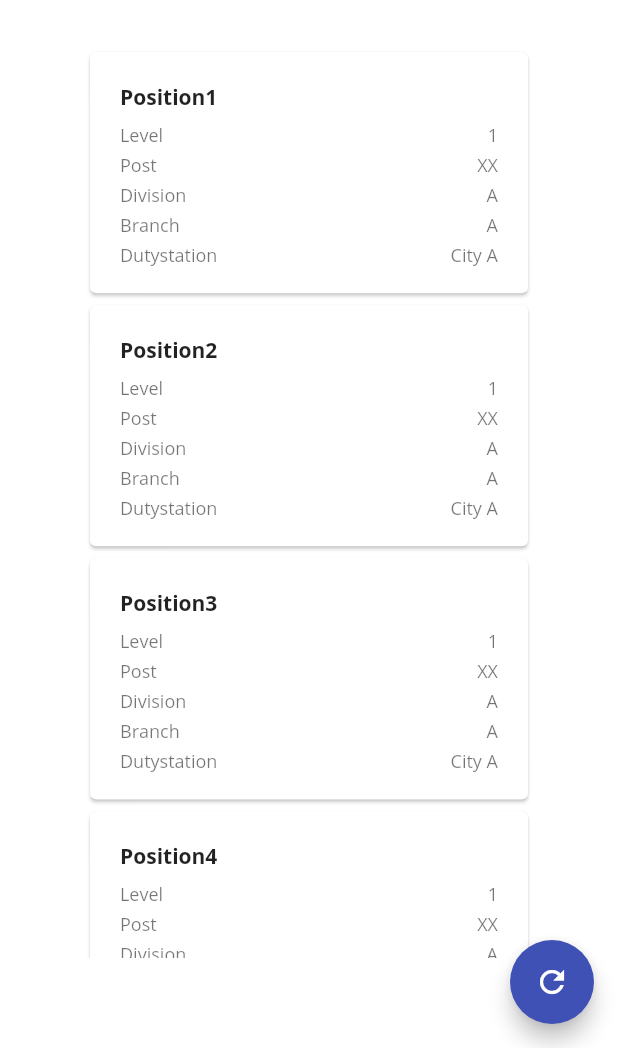
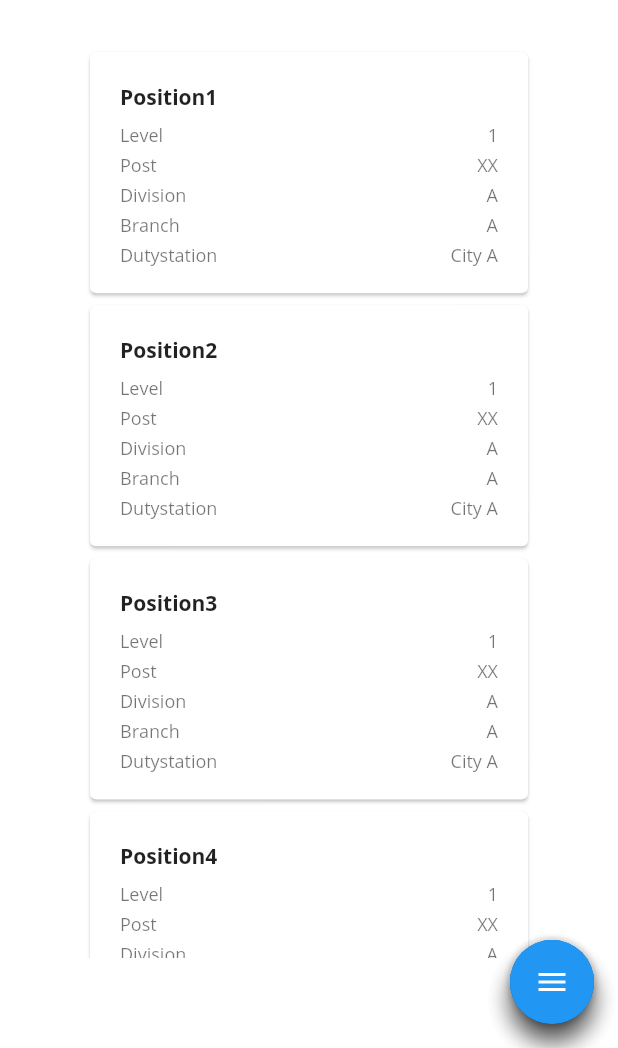
Before and after one commit to Ohgyuchan/famtopia, a Flutter app: the LayoutTemplate screen opened directly, on a phone screen of 412 x 824 dp, the part 188-1236 px from its top. Run offline on Flutter 3.47's test engine with Material 2 defaults, Android fonts, the phone set to English and light mode, and no system bars; our stand-ins replace cloud_firestore, firebase_auth, firebase_core, get_it, google_sign_in, responsive_builder; accounts and stored records are empty.

Commit message:
expanded floating button

```diff
--- a/lib/screens/layout_template/layout_template.dart
+++ b/lib/screens/layout_template/layout_template.dart
@@ -10,10 +10,14 @@ import 'package:hr_relocation/widgets/navigation_bar/navigation_bar.dart';
 import 'package:hr_relocation/widgets/navigation_drawer/navigation_drawer.dart';
 import 'package:responsive_builder/responsive_builder.dart';
 
-class LayoutTemplate extends StatelessWidget {
+class LayoutTemplate extends StatefulWidget {
   LayoutTemplate({Key? key}) : super(key: key);
 
+  @override
+  _LayoutTemplateState createState() => _LayoutTemplateState();
+}
 
+class _LayoutTemplateState extends State<LayoutTemplate> with SingleTickerProviderStateMixin{
   Query query = FirebaseFirestore.instance.collection('posts');
 
   refreshPosts() async {
@@ -41,6 +45,95 @@ class LayoutTemplate extends StatelessWidget {
     });
   }
 
+  bool isOpened = false;
+
+  late AnimationController _animationController;
+
+  late Animation<Color?> _buttonColor;
+
+  late Animation<double> _animationIcon;
+
+  late Animation<double> _translateButton;
+
+  Curve _curve = Curves.easeOut;
+
+  double _fabHeight=56.0;
+
+  @override
+  void initState (){
+    _animationController = AnimationController(
+      vsync: this,
+      duration: Duration(milliseconds: 500))
+    ..addListener(() {
+      setState((){});
+    });
+
+    _animationIcon = Tween<double>(
+      begin:0.0,
+      end:1.0
+      ).animate(_animationController);
+
+    _buttonColor = ColorTween(
+      begin:Colors.blue,
+      end:Colors.red
+      ).animate(CurvedAnimation(
+        parent:_animationController,
+        curve:Interval( 0.00,1.00,curve:Curves.linear)));
+    _translateButton = Tween<double> (
+      begin:_fabHeight,
+      end: -14.0
+      ).animate(CurvedAnimation(
+        parent: _animationController,
+        curve:Interval( 0.0,0.75,curve:_curve)));
+    super.initState();
+  }
+
+  @override
+  void dispose(){
+    _animationController.dispose();
+    super.dispose();
+  }
+
+//Widgets
+Widget buttonAdd(){
+  return Container(child:FloatingActionButton(onPressed: (){ },
+  tooltip: "Add",
+  child:Icon(Icons.add),
+  ),);
+}
+
+Widget buttonEdit(){
+  return Container(child:FloatingActionButton(onPressed: (){ },
+  tooltip: "Edit",
+  child:Icon(Icons.edit),
+  ),);
+}
+
+Widget buttonDelete(){
+  return Container(child:FloatingActionButton(onPressed: (){ },
+  tooltip: "Delete",
+  child:Icon(Icons.delete),
+  ),);
+}
+
+Widget buttonToggle(){
+  return Container(child:FloatingActionButton(
+  backgroundColor: _buttonColor.value,
+  onPressed: animate,
+  tooltip: "Toggle",
+  child:AnimatedIcon(icon:AnimatedIcons.menu_close,progress: _animationIcon,),
+  ),);
+}
+
+animate(){
+  if(!isOpened)
+  _animationController.forward();
+  else
+  _animationController.reverse();
+  isOpened = !isOpened;
+}
+
+
   @override
   Widget build(BuildContext context) {
     return ResponsiveBuilder(
@@ -63,10 +156,28 @@ class LayoutTemplate extends StatelessWidget {
             ],
           ),
         ),
-        floatingActionButton: FloatingActionButton(
-          onPressed: () => refreshPosts(),
-          child: Icon(Icons.refresh),
-        ),
+        // floatingActionButton: FloatingActionButton(
+        //   onPressed: () => refreshPosts(),
+        //   child: Icon(Icons.refresh),
+        // ),
+        floatingActionButton: Column(
+          mainAxisAlignment: MainAxisAlignment.end,
+          children: [
+          Transform(
+            transform: Matrix4.translationValues(0.0, _translateButton.value*3.0,0.0),
+          child: buttonAdd(),
+          ),
+          Transform(
+            transform: Matrix4.translationValues(0.0, _translateButton.value*2.0,0.0),
+          child: buttonEdit(),
+          ),
+          Transform(
+            transform: Matrix4.translationValues(0.0, _translateButton.value,0.0),
+          child: buttonDelete(),
+          ),
+          buttonToggle(),
+        ]
+        ,)
       ),
     );
   }
--- a/pubspec.yaml
+++ b/pubspec.yaml
@@ -51,6 +51,7 @@ flutter:
   uses-material-design: true
   assets:
     - assets/un_logo.png
+    - assets/un_logo2.png
     - assets/firebase_logo.png
     - assets/google_logo.png
 
```
Also changed, not shown: lib/main.dart (+5 -6 lines), lib/screens/sign_in_screen.dart (+21 -20 lines), assets/un_logo2.png (added).
